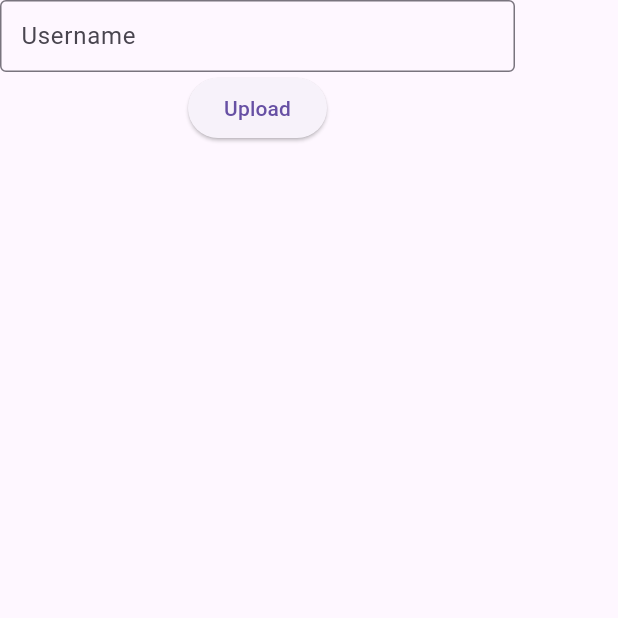
After one commit to azzaaass/tubes-ppb-racel, a Flutter app: the Home screen opened directly, item 3 of the bottom bar chosen, after a tap on "Edit profile", on a phone screen of 412 x 824 dp, the top half of it. The commit adds this screen. Run offline on Flutter 3.47's test engine with Material 3 defaults, Android fonts, the phone set to English and light mode, and no system bars; our stand-ins replace cloud_firestore, firebase_auth, firebase_core, firebase_storage, font_awesome_flutter, image_picker; accounts and stored records are empty; network calls fail.

Commit message:
selesai semua menu

```diff
--- a/lib/auth/login.dart
+++ b/lib/auth/login.dart
@@ -8,7 +8,7 @@ import 'package:tubes_ppb/style/color.dart';
 class Login extends StatefulWidget {
   const Login({Key? key}) : super(key: key);
 
-  @override
+@override
   _LoginState createState() => _LoginState();
 }
 
--- a/lib/component/detail_barang.dart
+++ b/lib/component/detail_barang.dart
@@ -58,6 +58,7 @@ class DetailBarang extends StatelessWidget {
           children: [
             Text(data.name),
             Text("Rp ${data.price}"),
+            Text(data.desc),
             // Text(role),
             ElevatedButton(
               onPressed: () {
--- /dev/null
+++ b/lib/component/edit_profile.dart
@@ -0,0 +1,50 @@
+import 'package:cloud_firestore/cloud_firestore.dart';
+import 'package:firebase_auth/firebase_auth.dart';
+import 'package:flutter/material.dart';
+import 'package:tubes_ppb/style/color.dart';
+
+class EditProfile extends StatelessWidget {
+  final Map<String, dynamic> data;
+  EditProfile({super.key, required this.data});
+
+  final TextEditingController _usernameController = TextEditingController();
+  final uid = FirebaseAuth.instance.currentUser?.uid;
+
+  @override
+  Widget build(BuildContext context) {
+    MediaQueryData mediaQuery = MediaQuery.of(context);
+    _usernameController.text = data['username'];
+    return Scaffold(
+      body: SafeArea(
+          child: Column(
+        children: [
+          SizedBox(
+            width: mediaQuery.size.width / 1.2,
+            child: TextField(
+              controller: _usernameController,
+              decoration: InputDecoration(
+                labelText: 'Username',
+                hintText: 'Tulis username disini',
+                border: OutlineInputBorder(
+                  borderSide: BorderSide(color: black), // Atur warna border
+                ),
+                contentPadding:
+                    const EdgeInsets.symmetric(vertical: 5.0, horizontal: 10.0),
+              ),
+            ),
+          ),
+          ElevatedButton(
+            onPressed: () async {
+              final db = FirebaseFirestore.instance;
+              db.collection("userData").doc(uid).set({
+                "username": _usernameController.text,
+              }, SetOptions(merge: true));
+              Navigator.pop(context);
+            },
+            child: const Text('Upload'),
+          ),
+        ],
+      )),
+    );
+  }
+}
--- /dev/null
+++ b/lib/component/image_profile.dart
@@ -0,0 +1,63 @@
+import 'package:firebase_storage/firebase_storage.dart';
+import 'package:flutter/material.dart';
+import 'package:tubes_ppb/style/color.dart';
+
+class ImageProfile extends StatefulWidget {
+  final String path;
+  const ImageProfile({super.key, required this.path});
+
+  @override
+  State<ImageProfile> createState() => ImageProfileState();
+}
+
+class ImageProfileState extends State<ImageProfile> {
+  late Future<String> imageUrl;
+  Future<String> getImageUrl(String imagePath) async {
+    try {
+      final ref = FirebaseStorage.instance.ref().child(imagePath);
+      print("manuk : ${await ref.getDownloadURL()}");
+      return await ref.getDownloadURL();
+    } catch (error) {
+      return "https://firebasestorage.googleapis.com/v0/b/tubes-mobile2.appspot.com/o/profile_image%2Fno-photo-available.png?alt=media&token=9a7d9cd6-62af-45ef-bd8c-1f49fc502f03";
+    }
+  }
+
+  @override
+  void initState() {
+    imageUrl = getImageUrl(widget.path);
+    super.initState();
+  }
+
+  void changeState() {
+    setState(() {
+      imageUrl = getImageUrl(widget.path);
+      print("running ini");
+    });
+  }
+
+  @override
+  Widget build(BuildContext context) {
+    return FutureBuilder<String>(
+      future: imageUrl,
+      builder: (context, snapshot) {
+        if (snapshot.connectionState == ConnectionState.waiting) {
+          return CircleAvatar(
+            radius: 40.0,
+            backgroundColor: black,
+            child: const CircularProgressIndicator(color: Colors.white),
+          );
+        } else if (snapshot.hasError) {
+          return Center(child: Text('Error: ${snapshot.error}'));
+        } else if (snapshot.hasData) {
+          return CircleAvatar(
+            radius: 40.0,
+            backgroundImage: NetworkImage(snapshot.data!),
+            backgroundColor: black,
+          );
+        } else {
+          return const Center(child: Text('No image available'));
+        }
+      },
+    );
+  }
+}
--- a/lib/data/data.dart
+++ b/lib/data/data.dart
@@ -4,11 +4,13 @@ class Product {
   final String name;
   final String price;
   final String stock;
+  final String desc;
 
   Product(
       {required this.id,
       required this.image,
       required this.name,
       required this.price,
-      required this.stock});
+      required this.stock,
+      required this.desc});
 }
--- a/lib/main.dart
+++ b/lib/main.dart
@@ -5,7 +5,7 @@ import 'package:tubes_ppb/firebase_options.dart';
 import 'package:tubes_ppb/screen/home.dart';
 
 void main() async {
-   WidgetsFlutterBinding.ensureInitialized();
+  WidgetsFlutterBinding.ensureInitialized();
   await Firebase.initializeApp(
     options: DefaultFirebaseOptions.currentPlatform,
   );
@@ -18,7 +18,7 @@ class MyApp extends StatelessWidget {
   @override
   Widget build(BuildContext context) {
     return const MaterialApp(
-      home: Login(),
+      home: Home(),
     );
   }
 }
--- a/lib/screen/home.dart
+++ b/lib/screen/home.dart
@@ -2,6 +2,7 @@ import 'package:flutter/material.dart';
 import 'package:font_awesome_flutter/font_awesome_flutter.dart';
 import 'package:tubes_ppb/screen/barang.dart';
 import 'package:tubes_ppb/screen/homepage.dart';
+import 'package:tubes_ppb/screen/user.dart';
 import 'package:tubes_ppb/style/color.dart';
 
 class Home extends StatefulWidget {
@@ -15,7 +16,7 @@ class _HomeState extends State<Home> {
   List<Widget> pageList = [
     Homepage(),
     Barang(),
-    Center(),
+    User(),
   ];
   int _selectedIndex = 0;
 
--- a/lib/screen/homepage.dart
+++ b/lib/screen/homepage.dart
@@ -18,7 +18,7 @@ class Homepage extends StatelessWidget {
       final ref = FirebaseStorage.instance.ref().child(imagePath);
       return await ref.getDownloadURL();
     } catch (error) {
-      return "hmm";
+      return "https://firebasestorage.googleapis.com/v0/b/tubes-mobile2.appspot.com/o/profile_image%2Fno-photo-available.png?alt=media&token=9a7d9cd6-62af-45ef-bd8c-1f49fc502f03";
     }
   }
 
@@ -100,7 +100,8 @@ class Homepage extends StatelessWidget {
                                     image: _data[index]['image'],
                                     name: _data[index]['name'],
                                     price: _data[index]['price'],
-                                    stock: _data[index]['stock']),
+                                    stock: _data[index]['stock'],
+                                    desc: _data[index]['desc']),
                               ),
                             )),
                         child: Container(
@@ -126,6 +127,7 @@ class Homepage extends StatelessWidget {
                                       Text(_data[index]['name'].toString()),
                                       Text(
                                           'Rp ${_data[index]['price'].toString()}'),
+                                      Text(_data[index]['desc'].toString()),
                                     ],
                                   ))
                             ],
--- /dev/null
+++ b/lib/screen/user.dart
@@ -0,0 +1,115 @@
+import 'package:cloud_firestore/cloud_firestore.dart';
+import 'package:firebase_auth/firebase_auth.dart';
+import 'package:flutter/cupertino.dart';
+import 'package:flutter/material.dart';
+import 'package:font_awesome_flutter/font_awesome_flutter.dart';
+import 'package:tubes_ppb/auth/login.dart';
+import 'package:tubes_ppb/component/change_profile.dart';
+import 'package:tubes_ppb/component/edit_profile.dart';
+import 'package:tubes_ppb/component/image_profile.dart';
+import 'package:tubes_ppb/style/color.dart';
+
+// ignore: must_be_immutable
+class User extends StatelessWidget {
+  User({super.key});
+  final GlobalKey<ImageProfileState> childKey = GlobalKey<ImageProfileState>();
+
+  final db = FirebaseFirestore.instance;
+  final uid = FirebaseAuth.instance.currentUser?.uid;
+  final auth = FirebaseAuth.instance;
+  var data;
+
+  @override
+  Widget build(BuildContext context) {
+    MediaQueryData mediaQuery = MediaQuery.of(context);
+    return Column(
+      children: [
+        Expanded(
+          flex: 1,
+          child: Container(
+              color: red,
+              child: StreamBuilder(
+                stream: db.collection("userData").doc(uid).snapshots(),
+                builder: (context, snapshot) {
+                  if (snapshot.connectionState == ConnectionState.waiting) {
+                    return const Center(
+                      child: CircularProgressIndicator(),
+                    );
+                  }
+                  if (snapshot.hasError) {
+                    return const Center(
+                      child: Text("Error"),
+                    );
+                  }
+                  data = snapshot.data!.data();
+                  print(data);
+                  return Row(
+                    children: [
+                      ImageProfile(key: childKey, path: "profile_image/$uid"),
+                      ChangeProfile(childKey: childKey),
+                      Text(data?['username'] ?? 'error')
+                    ],
+                  );
+                },
+              )),
+        ),
+        Expanded(
+          flex: 3,
+          child: Column(
+            children: [
+              InkWell(
+                onTap: () {
+                  Navigator.push(
+                      context,
+                      CupertinoPageRoute(
+                        builder: (context) => EditProfile(data: data,),
+                      ));
+                },
+                child: Container(
+                  margin: const EdgeInsets.all(20),
+                  color: blue,
+                  height: 70,
+                  child: const Row(
+                    children: [
+                      FaIcon(FontAwesomeIcons.user),
+                      Text("Edit profile")
+                    ],
+                  ),
+                ),
+              ),
+              Container(
+                margin: const EdgeInsets.all(20),
+                color: blue,
+                height: 70,
+                child: const Row(
+                  children: [FaIcon(FontAwesomeIcons.gear), Text("Settings")],
+                ),
+              ),
+              InkWell(
+                onTap: () {
+                  auth.signOut();
+                  Navigator.pushReplacement(
+                      context,
+                      CupertinoPageRoute(
+                        builder: (context) => const Login(),
+                      ));
+                },
+                child: Container(
+                  margin: const EdgeInsets.all(20),
+                  color: blue,
+                  height: 70,
+                  child: const Row(
+                    children: [
+                      FaIcon(FontAwesomeIcons.rightFromBracket),
+                      Text("Logout")
+                    ],
+                  ),
+                ),
+              ),
+            ],
+          ),
+        ),
+      ],
+    );
+  }
+}
```
Also changed, not shown: lib/component/add_barang.dart (+27 -0 lines), lib/component/change_profile.dart (added, +72 -0 lines), lib/component/edit_barang.dart (+31 -2 lines), lib/screen/barang.dart (+66 -25 lines), lib/firebase_options.dart, 3 other files.
